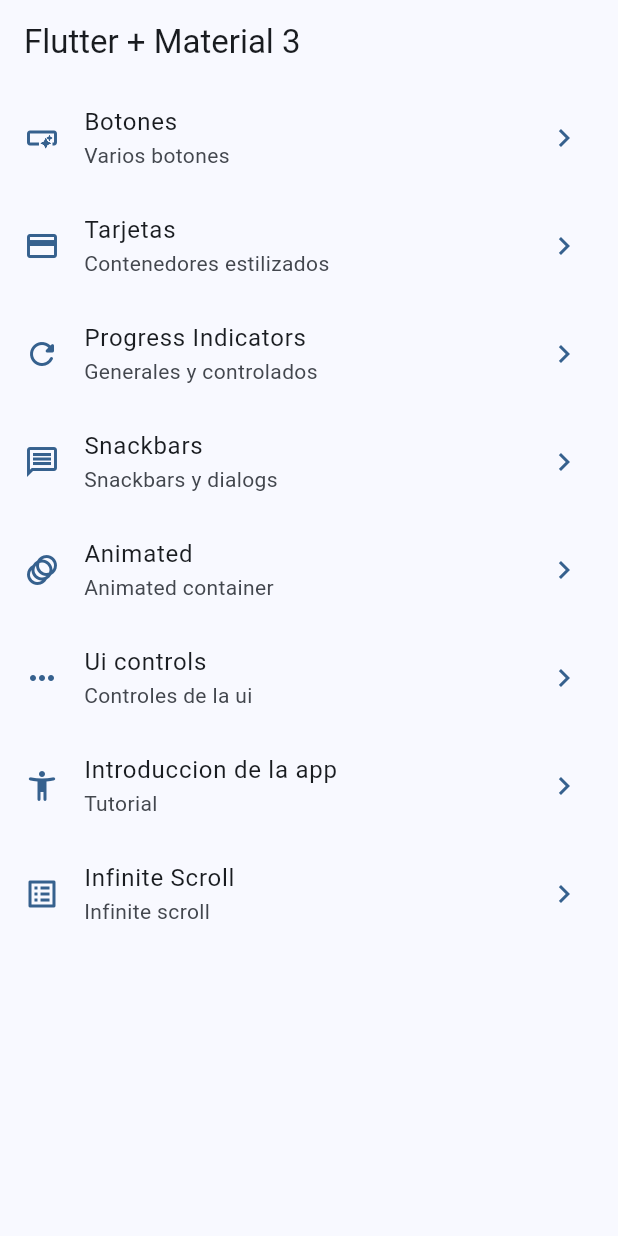
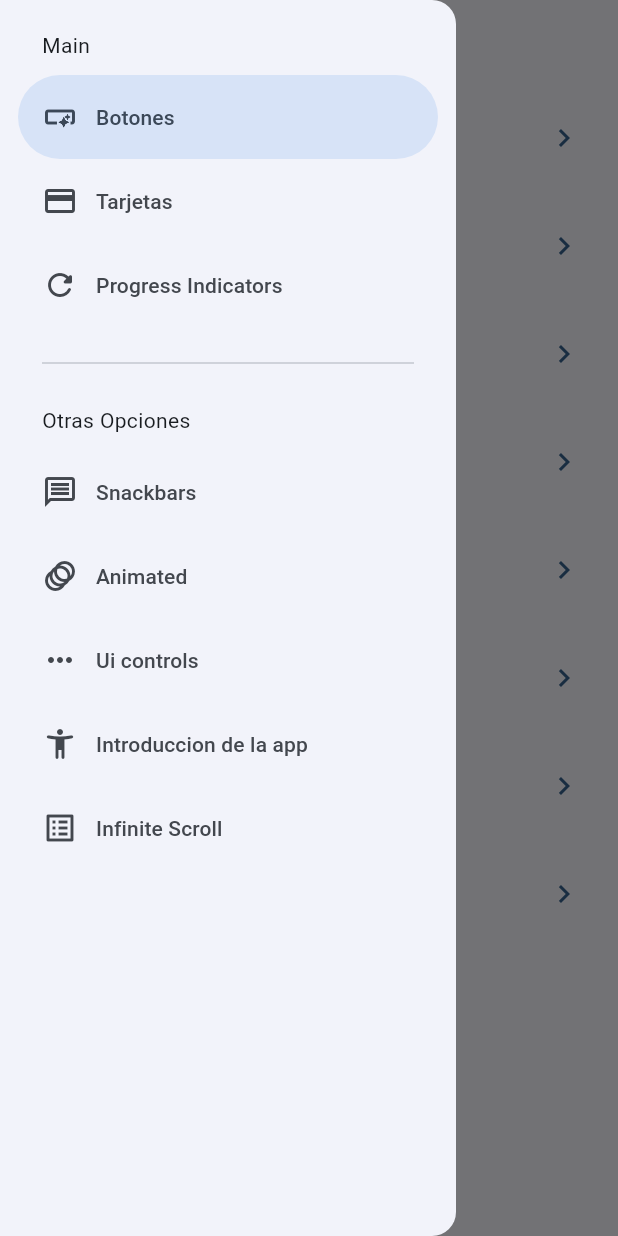
Before and after one commit to tripleP16/widgets_app, a Flutter app: the screen it shows after launch, with the side drawer open (before the commit the screen has no drawer), on a phone screen of 412 x 824 dp. Run offline on Flutter 3.47's test engine with Material 3 defaults, Android fonts, the phone set to English and light mode, and no system bars; our stand-ins replace animate_do, go_router.

Commit message:
side menu done

```diff
--- a/lib/config/router/app_router.dart
+++ b/lib/config/router/app_router.dart
@@ -51,5 +51,11 @@ final appRouter = GoRouter(
       pageBuilder: (context, state) =>
           const MaterialPage(child: InfiniteScrollScreen()),
     ),
+    GoRoute(
+      path: '/progress',
+      name: ProgressScreen.name,
+      pageBuilder: (context, state) =>
+          const MaterialPage(child: ProgressScreen()),
+    ),
   ],
 );
--- a/lib/presentation/screens/home/home_screen.dart
+++ b/lib/presentation/screens/home/home_screen.dart
@@ -1,6 +1,7 @@
 import 'package:flutter/material.dart';
 import 'package:go_router/go_router.dart';
 import 'package:widgets_app/config/menu/menu_items.dart';
+import 'package:widgets_app/presentation/widgets/side_menu.dart';
 
 class HomeScreen extends StatelessWidget {
   static const String name = 'home_screen';
@@ -8,19 +9,24 @@ class HomeScreen extends StatelessWidget {
 
   @override
   Widget build(BuildContext context) {
+    final scaffoldKey = GlobalKey<ScaffoldState>();
     return Scaffold(
+      key: scaffoldKey,
       appBar: AppBar(
         title: const Text(
           'Flutter + Material 3',
         ),
       ),
-      body: const _HomeLayput(),
+      body: const _HomeLayout(),
+      drawer: SideMenu(
+        scaffoldKey: scaffoldKey,
+      ),
     );
   }
 }
 
-class _HomeLayput extends StatelessWidget {
-  const _HomeLayput();
+class _HomeLayout extends StatelessWidget {
+  const _HomeLayout();
 
   @override
   Widget build(BuildContext context) {
--- /dev/null
+++ b/lib/presentation/widgets/side_menu.dart
@@ -0,0 +1,58 @@
+import 'package:flutter/material.dart';
+import 'package:go_router/go_router.dart';
+import 'package:widgets_app/config/menu/menu_items.dart';
+
+class SideMenu extends StatefulWidget {
+  final GlobalKey<ScaffoldState> scaffoldKey;
+  const SideMenu({super.key, required this.scaffoldKey});
+
+  @override
+  State<SideMenu> createState() => _SideMenuState();
+}
+
+class _SideMenuState extends State<SideMenu> {
+  int navDrawerIndex = 0;
+  @override
+  Widget build(BuildContext context) {
+    final hasNotch = MediaQuery.of(context).viewPadding.top > 35;
+
+    return NavigationDrawer(
+        selectedIndex: navDrawerIndex,
+        onDestinationSelected: (value) {
+          setState(() {
+            navDrawerIndex = value;
+          });
+
+          context.push(appMenuItems[value].link);
+          widget.scaffoldKey.currentState?.closeDrawer();
+        },
+        children: [
+          Padding(
+            padding: EdgeInsets.fromLTRB(28, hasNotch ? 0 : 20, 16, 10),
+            child: const Text('Main'),
+          ),
+          ...appMenuItems
+              .sublist(0, 3)
+              .map(
+                (e) => NavigationDrawerDestination(
+                    icon: Icon(e.icon), label: Text(e.title)),
+              )
+              .toList(),
+          const Padding(
+            padding: EdgeInsets.fromLTRB(28, 16, 28, 10),
+            child: Divider(),
+          ),
+          const Padding(
+            padding: EdgeInsets.fromLTRB(28, 10, 16, 10),
+            child: Text('Otras Opciones'),
+          ),
+          ...appMenuItems
+              .sublist(3)
+              .map(
+                (e) => NavigationDrawerDestination(
+                    icon: Icon(e.icon), label: Text(e.title)),
+              )
+              .toList(),
+        ]);
+  }
+}
```
Also changed, not shown: 2 other files.
